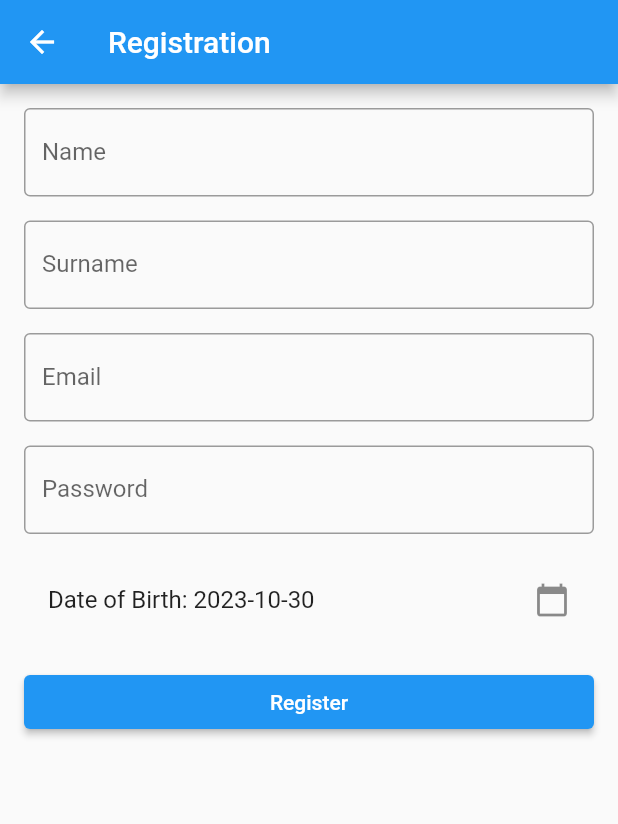
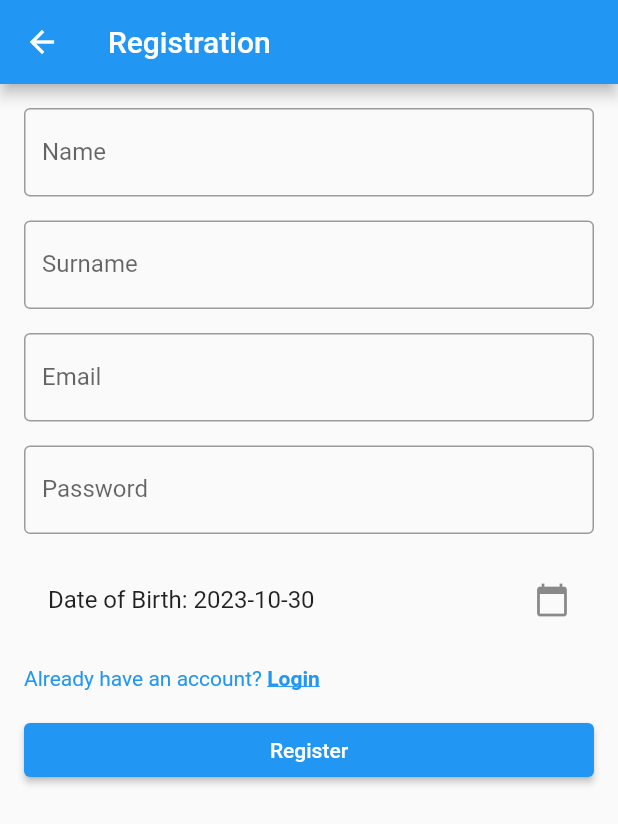
Before and after one commit to 3Lance/smolstock, a Flutter app: the RegiserPage screen opened directly, on a phone screen of 412 x 824 dp. Shown: the top 824 px of the screen. Run offline on Flutter 3.47's test engine with Material 2 defaults, Android fonts, the light colour scheme and no system bars; our stand-ins replace cached_network_image, fl_chart.

Commit message:
logica per andare al form di login

```diff
--- a/app/smolstock/lib/register.dart
+++ b/app/smolstock/lib/register.dart
@@ -1,3 +1,4 @@
+import 'package:flutter/gestures.dart';
 import 'package:flutter/material.dart';
 
 void main() => runApp(MyApp());
@@ -89,6 +90,28 @@ class _RegistrationPageState extends State<RegiserPage> {
               },
             ),
             SizedBox(height: 16),
+            RichText(
+              text:  TextSpan(
+                  text: 'Already have an account? ',
+                  style: const TextStyle(color: Colors.blue),
+                  children: <TextSpan> [
+                    TextSpan(
+                      text: 'Login',
+                      style: const TextStyle(
+                        color: Colors.blue,
+                        decoration: TextDecoration.underline,
+                        fontWeight: FontWeight.bold,
+                      ),
+                      recognizer: TapGestureRecognizer()
+                        ..onTap = () {
+                          // TODO: aprire la pagina di creazione account
+                          Navigator.pop(context);
+                        },
+                    ),
+                  ]
+              ),
+            ),
+            SizedBox(height: 16),
             ElevatedButton(
               onPressed: () {
                 // Qui potresti chiamare la tua funzione di registrazione
```
